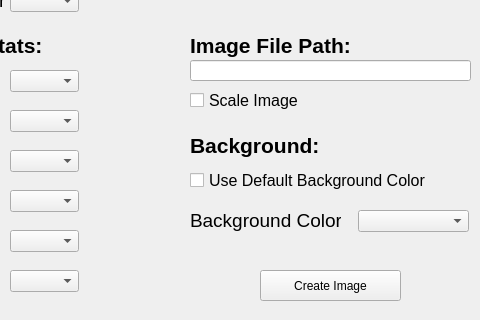
Qt form ui/app_ui.ui (BigPauli/jojo_stand_screen_maker) before a commit; both pictures show x 120 to 600 and y 130 to 450 of the 600 by 450 pixel window.
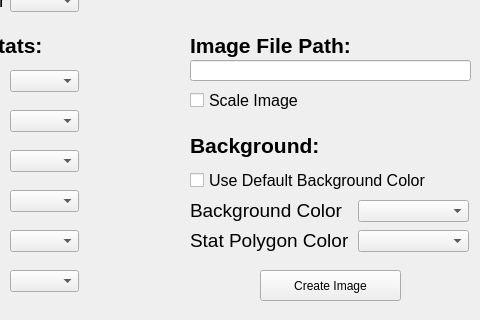
The same form after that commit.

Commit message: added ability to change the color of the stat polygon. made the stat wheel look a little nicer when using infinity symbol

Diff of the .ui file:
```diff
--- a/ui/app_ui.ui
+++ b/ui/app_ui.ui
@@ -462,7 +462,7 @@
    <property name="geometry">
     <rect>
      <x>478</x>
-     <y>340</y>
+     <y>330</y>
      <width>111</width>
      <height>22</height>
     </rect>
@@ -477,8 +477,8 @@
    <property name="geometry">
     <rect>
      <x>310</x>
-     <y>340</y>
-     <width>151</width>
+     <y>330</y>
+     <width>161</width>
      <height>21</height>
     </rect>
    </property>
@@ -491,6 +491,39 @@
     <string>Background Color</string>
    </property>
   </widget>
+  <widget class="QLabel" name="label_14">
+   <property name="geometry">
+    <rect>
+     <x>310</x>
+     <y>360</y>
+     <width>161</width>
+     <height>21</height>
+    </rect>
+   </property>
+   <property name="font">
+    <font>
+     <pointsize>14</pointsize>
+    </font>
+   </property>
+   <property name="text">
+    <string>Stat Polygon Color</string>
+   </property>
+  </widget>
+  <widget class="QComboBox" name="comboBox_9">
+   <property name="geometry">
+    <rect>
+     <x>478</x>
+     <y>360</y>
+     <width>111</width>
+     <height>22</height>
+    </rect>
+   </property>
+   <property name="styleSheet">
+    <string notr="true">QWidget {
+	background-color: &quot;white&quot;
+}</string>
+   </property>
+  </widget>
  </widget>
  <resources/>
  <connections/>
```
The commit also changes 3 other files.
